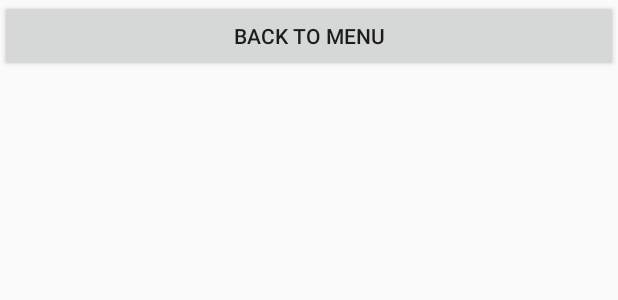
After one commit to liorsap1/SW-Final-project-JCE-, an Android app: the layout config_page.xml on its own in the app's theme, with its tools: preview values and no code run, on a phone screen of 412 x 824 dp. The commit adds this screen. Shown: the top 300 px of the screen. Run offline under Robolectric (Android 15) with nearby library versions, the phone set to English and light mode, and no system bars.

Commit message:
Creating another page for configure the router

```diff
--- a/Code/WifiApp2/app/src/main/AndroidManifest.xml
+++ b/Code/WifiApp2/app/src/main/AndroidManifest.xml
@@ -16,6 +16,10 @@
                 <category android:name="android.intent.category.LAUNCHER"/>
             </intent-filter>
         </activity>
+        <activity
+                android:label="@string/app_name"
+                android:name=".Router" >
+        </activity>
     </application>
 
 </manifest>
--- /dev/null
+++ b/Code/WifiApp2/app/src/main/res/layout/config_page.xml
@@ -0,0 +1,11 @@
+<?xml version="1.0" encoding="utf-8"?>
+<LinearLayout xmlns:android="http://schemas.android.com/apk/res/android"
+              android:orientation="vertical"
+              android:layout_width="match_parent"
+              android:layout_height="match_parent">
+
+    <Button
+            android:text="Back to menu"
+            android:layout_width="match_parent"
+            android:layout_height="wrap_content" android:id="@+id/back_menu"/>
+</LinearLayout>
```
Also changed, not shown: Code/WifiApp2/app/src/main/java/com/example/and/wifiapp/MainActivity.java (+12 -1 lines), Code/WifiApp2/app/src/main/java/com/example/and/wifiapp/Router.java (+32 -1 lines).
